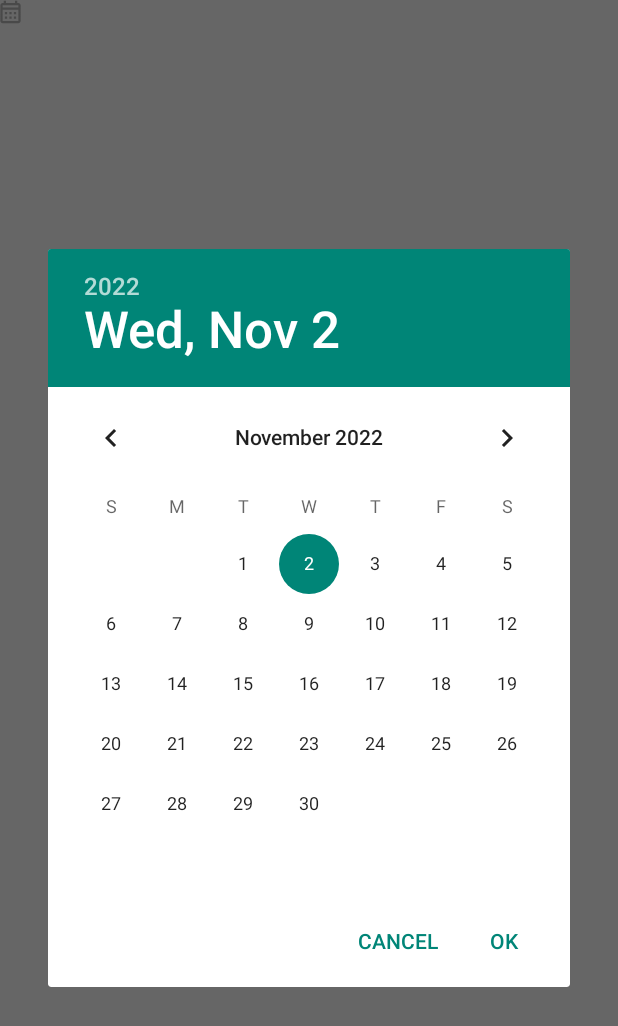
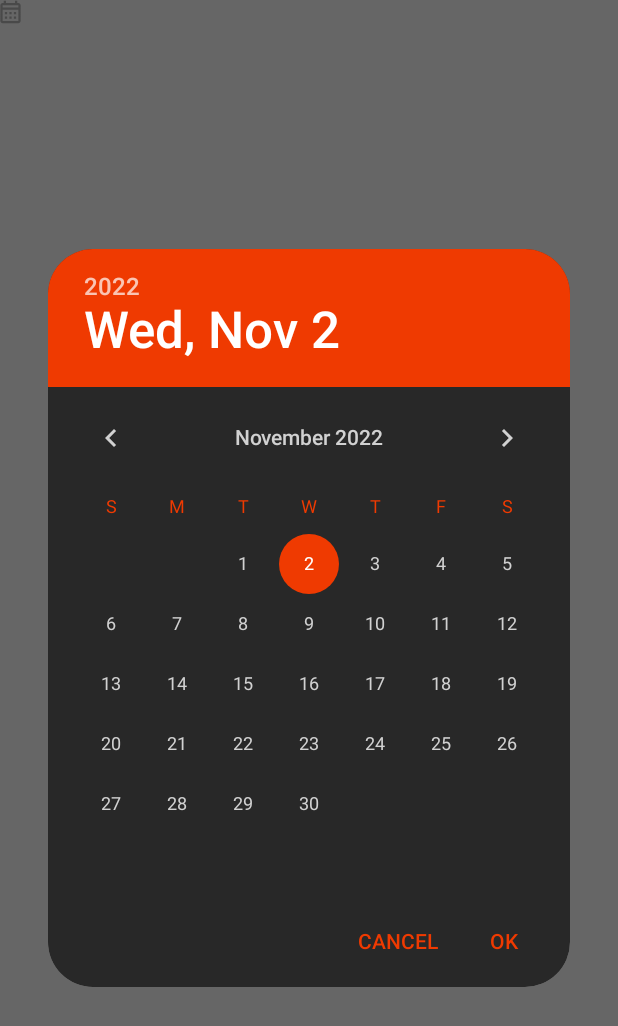
Before and after one commit to Cortuzz/MovieCatalog, an Android app built with Jetpack Compose: the composable DatePicker shown on its own in the app's theme, after a tap on "Date picker", on a phone screen of 412 x 824 dp. Shown: the top 1026 px of the screen. Run offline under Robolectric (Android 15) with nearby library versions, the phone set to English and light mode, and no system bars.

Commit message:
🚨fix(calendar): Fixed calendar style
 - Fixed calendar color scheme
 - Added rounded corners for calendar window

```diff
--- a/app/src/main/java/com/example/mobiledevelopment/ui/theme/Color.kt
+++ b/app/src/main/java/com/example/mobiledevelopment/ui/theme/Color.kt
@@ -9,7 +9,7 @@ val Teal200 = Color(0xFF03DAC5)
 
 val AccentColor = Color(0xFFEF3A01)
 val BackgroundColor = Color(0xFF150D0B)
-val DialogColor = Color(0xFF30201D)
+val DialogColor = Color(0xFF282828)
 val OutlineColor = Color(0xFFB7B7B7)
 val TextColor = Color(0xFFD1D1D1)
 val SelectedTextColor = Color(0xFFE7E7E7)
--- a/app/src/main/java/com/example/mobiledevelopment/ui/theme/composes/DatePicker.kt
+++ b/app/src/main/java/com/example/mobiledevelopment/ui/theme/composes/DatePicker.kt
@@ -1,6 +1,7 @@
 package com.example.mobiledevelopment.ui.theme.composes
 
 import android.app.DatePickerDialog
+import android.view.ContextThemeWrapper
 import android.widget.DatePicker
 import androidx.compose.foundation.Image
 import androidx.compose.foundation.clickable
@@ -15,19 +16,14 @@ import java.util.*
 
 @Composable
 fun DatePicker(date: MutableState<String>, modifier: Modifier = Modifier) {
-    // Fetching the Local Context
     val mContext = LocalContext.current
 
-    // Declaring integer values
-    // for year, month and day
     val mYear: Int
     val mMonth: Int
     val mDay: Int
 
-    // Initializing a Calendar
     val mCalendar = Calendar.getInstance()
 
-    // Fetching current year, month and day
     val parsedDate = Utils.tryParseDate(date.value)
 
     if (parsedDate.isNullOrEmpty()) {
@@ -39,20 +35,17 @@ fun DatePicker(date: MutableState<String>, modifier: Modifier = Modifier) {
         mMonth = parsedDate[1] - 1
         mDay = parsedDate[0]
     }
-
     mCalendar.time = Date()
 
-    // Declaring a string value to
-    // store date in string format
 
-    // Declaring DatePickerDialog and setting
-    // initial values as current values (present year, month and day)
     val mDatePickerDialog = DatePickerDialog(
-        mContext,
+        ContextThemeWrapper(mContext, R.style.Theme_MobileDevelopment_Calendar),
         { _: DatePicker, mYear: Int, mMonth: Int, mDayOfMonth: Int ->
             date.value = "$mDayOfMonth.${mMonth+1}.$mYear"
         }, mYear, mMonth, mDay
     )
+
+    mDatePickerDialog.window?.setBackgroundDrawableResource(R.drawable.shape)
 
     Image(
         modifier = modifier.clickable {  mDatePickerDialog.show() },
--- /dev/null
+++ b/app/src/main/res/drawable/shape.xml
@@ -0,0 +1,6 @@
+<shape xmlns:android="http://schemas.android.com/apk/res/android">
+    <solid
+        android:color="#FF282828"/>
+    <corners
+        android:radius="30dp" />
+</shape>
--- a/app/src/main/res/values/colors.xml
+++ b/app/src/main/res/values/colors.xml
@@ -2,4 +2,5 @@
 <resources>
 
     <color name="background_color">#FF150D0B</color>
+    <color name="accent_color">#FFEF3A01</color>
 </resources>
--- a/app/src/main/res/values/themes.xml
+++ b/app/src/main/res/values/themes.xml
@@ -1,9 +1,17 @@
 <?xml version="1.0" encoding="utf-8"?>
 <resources>
+    <style name="Theme.MobileDevelopment" parent="android:Theme.Material.Light.NoActionBar">
+        <item name="android:colorAccent">@color/accent_color</item>
 
-    <style name="Theme.MobileDevelopment" parent="android:Theme.Material.Light.NoActionBar">
         <item name="android:windowTranslucentStatus">true</item>
         <!-- <item name="android:windowTranslucentNavigation">true</item> -->
         <item name="android:windowSplashScreenBackground">@color/background_color</item>
     </style>
+
+    <style name="Theme.MobileDevelopment.Calendar" parent="android:Theme.Material.Light.Dialog">
+        <item name="android:colorAccent">@color/accent_color</item>
+        <item name="android:calendarTextColor">@color/accent_color</item>
+        <item name="android:textColorPrimary">#FFD1D1D1</item>
+        <item name="android:textColorSecondary">@color/accent_color</item>
+    </style>
 </resources>
```
